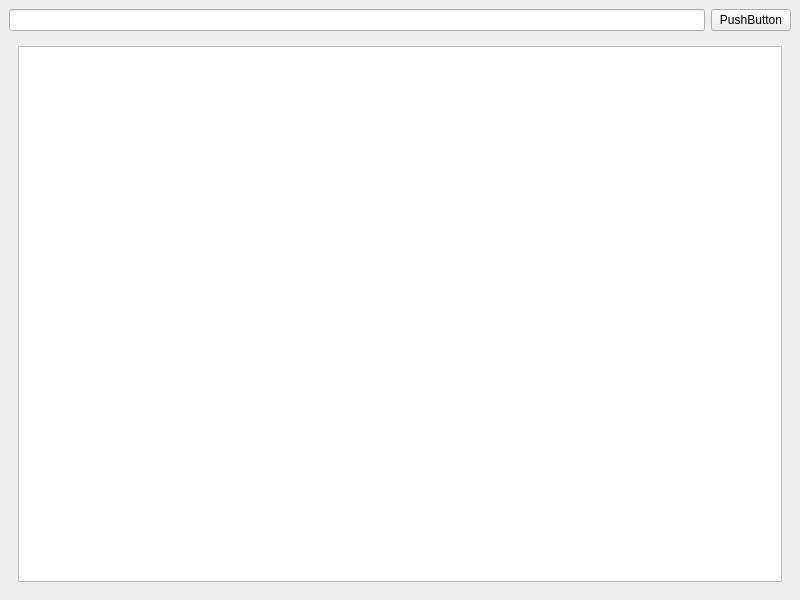
The window that mainwindow.ui (Yanko-7/Employee_management) describes before a commit, drawn with Qt 5.
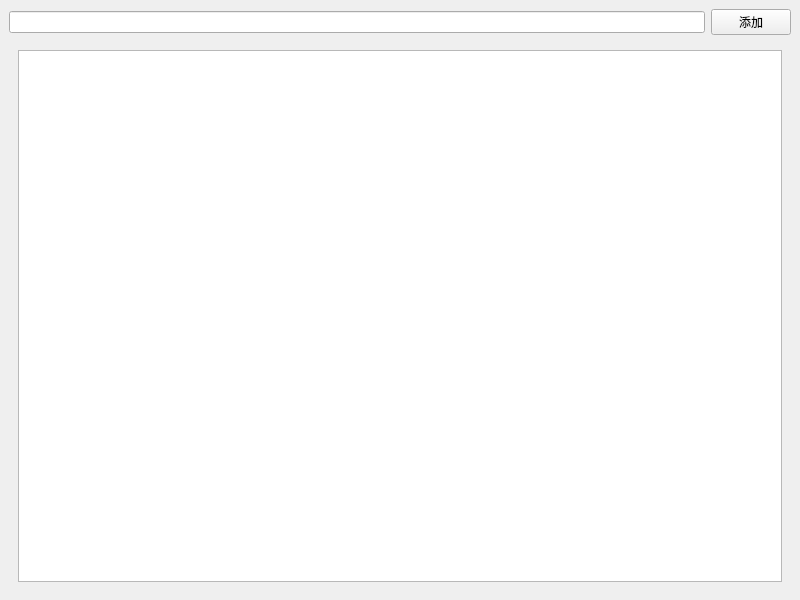
The same window after the commit.

Commit message: 删掉了右键的添加，将界面的按钮变成了添加，同时添加了一个dialog来填写添加人员的信息

```diff
--- a/mainwindow.ui
+++ b/mainwindow.ui
@@ -30,7 +30,7 @@
           <item>
            <widget class="QPushButton" name="pushButton">
             <property name="text">
-             <string>PushButton</string>
+             <string>添加</string>
             </property>
            </widget>
           </item>
```
Left out of the diff: 2 changed lines with no effect on the pictures. The commit also changes 7 other files.
